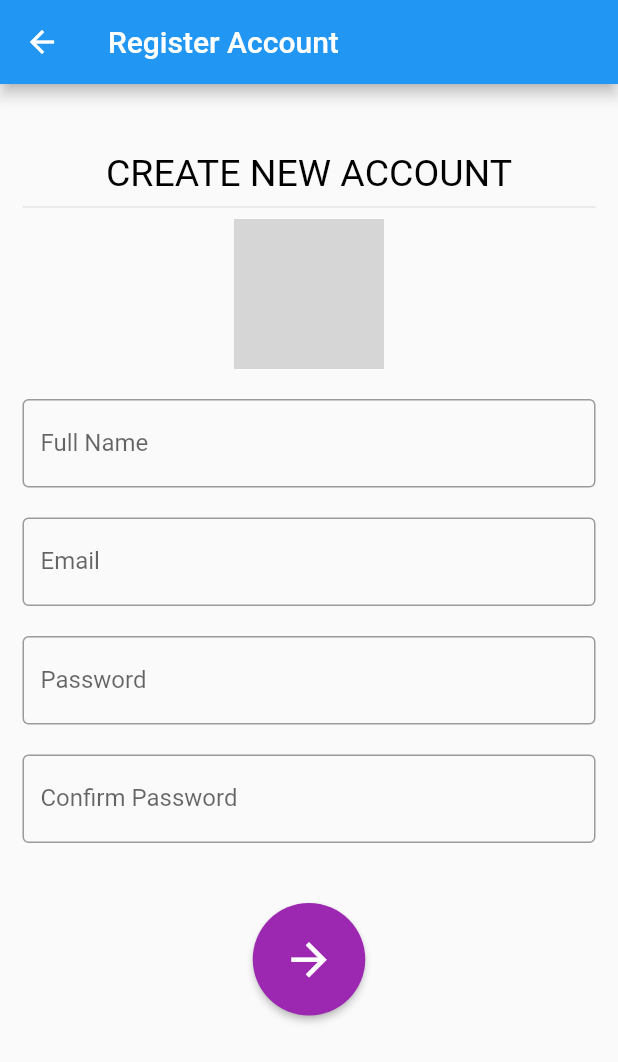
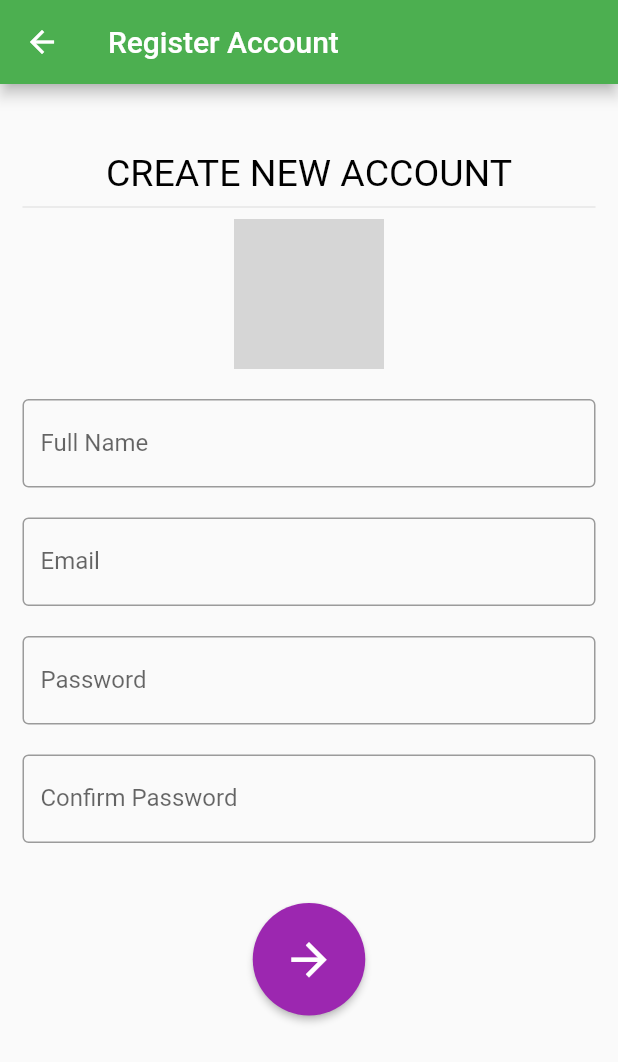
Before and after one commit to rachmanmarjianto/mobileProgramming2021, a Flutter app: the screen it shows after launch, after a tap on "Daftarkan Saya Sekarang", on a phone screen of 412 x 824 dp. Shown: the top 1062 px of the screen. Run offline on Flutter 3.47's test engine with Material 2 defaults, Android fonts, the phone set to English and light mode, and no system bars; our stand-ins replace splashscreen; network calls fail; grey boxes are pictures that could not be loaded.

Commit message:
Menambahkan main dart pribadi

```diff
--- a/lib/main.dart
+++ b/lib/main.dart
@@ -13,20 +13,20 @@ class MyApp extends StatelessWidget {
     return MaterialApp(
       title: 'Flutter Demo',
       theme: ThemeData(
-        primarySwatch: Colors.blue,
+        primarySwatch: Colors.green,
       ),
       home: SplashScreen(
-        seconds: 8,
+        seconds: 30,
         navigateAfterSeconds: Login(),
         title: new Text(
           'Belajar Flutter',
           style: TextStyle(
-              fontWeight: FontWeight.bold,
-              fontSize: 20,
-              color: Colors.white
+            fontWeight: FontWeight.bold,
+            fontSize: 20,
+            color: Colors.white
           ),
         ),
-        image: Image.asset('assets/unair_mbkm.png'),
+        image:Image.asset('assets/logoUnair.png'),
         photoSize: 100,
         backgroundColor: Colors.blue,
         loaderColor: Colors.white,
```
